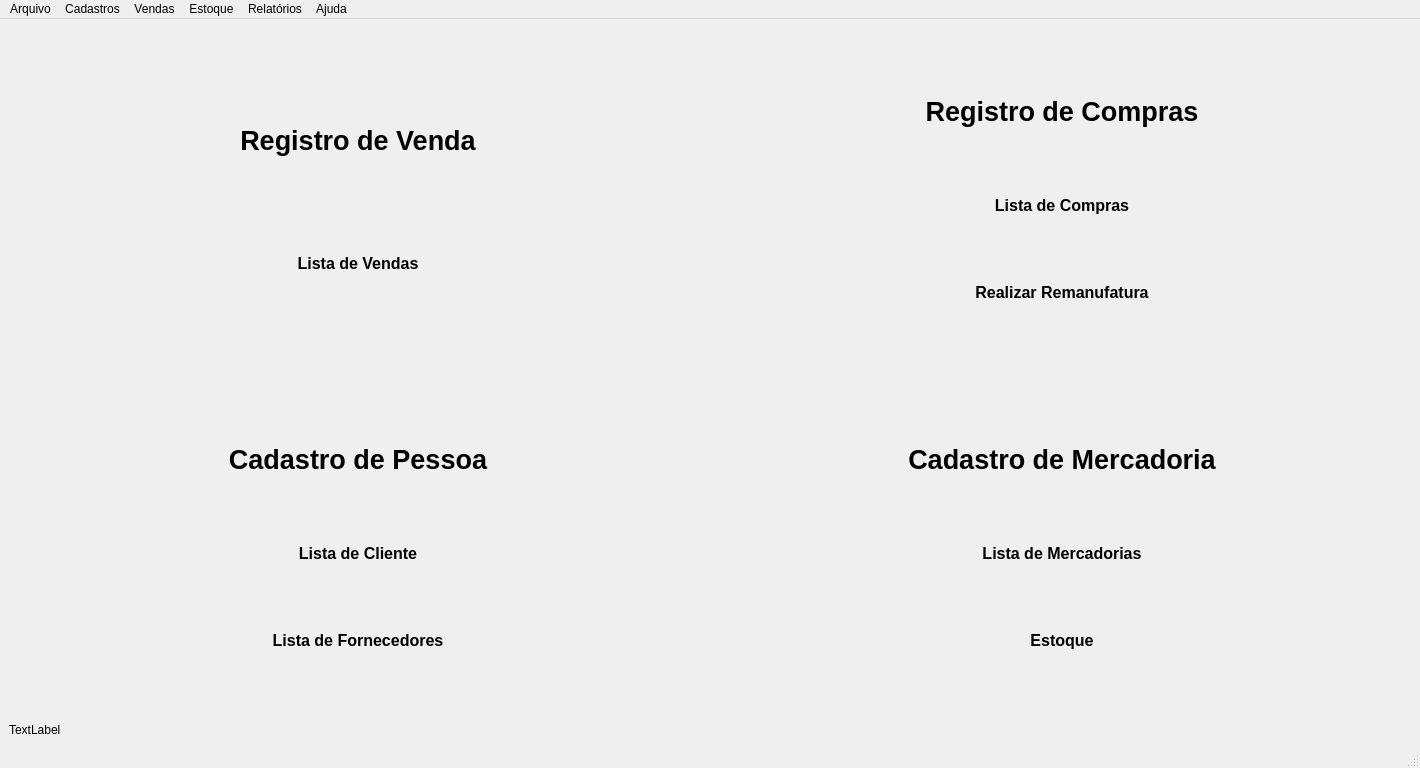
Before: the Qt Designer form Resources/UI/MainWindow.ui in Klubas/Projeto-SOAD, drawn with Qt 5.
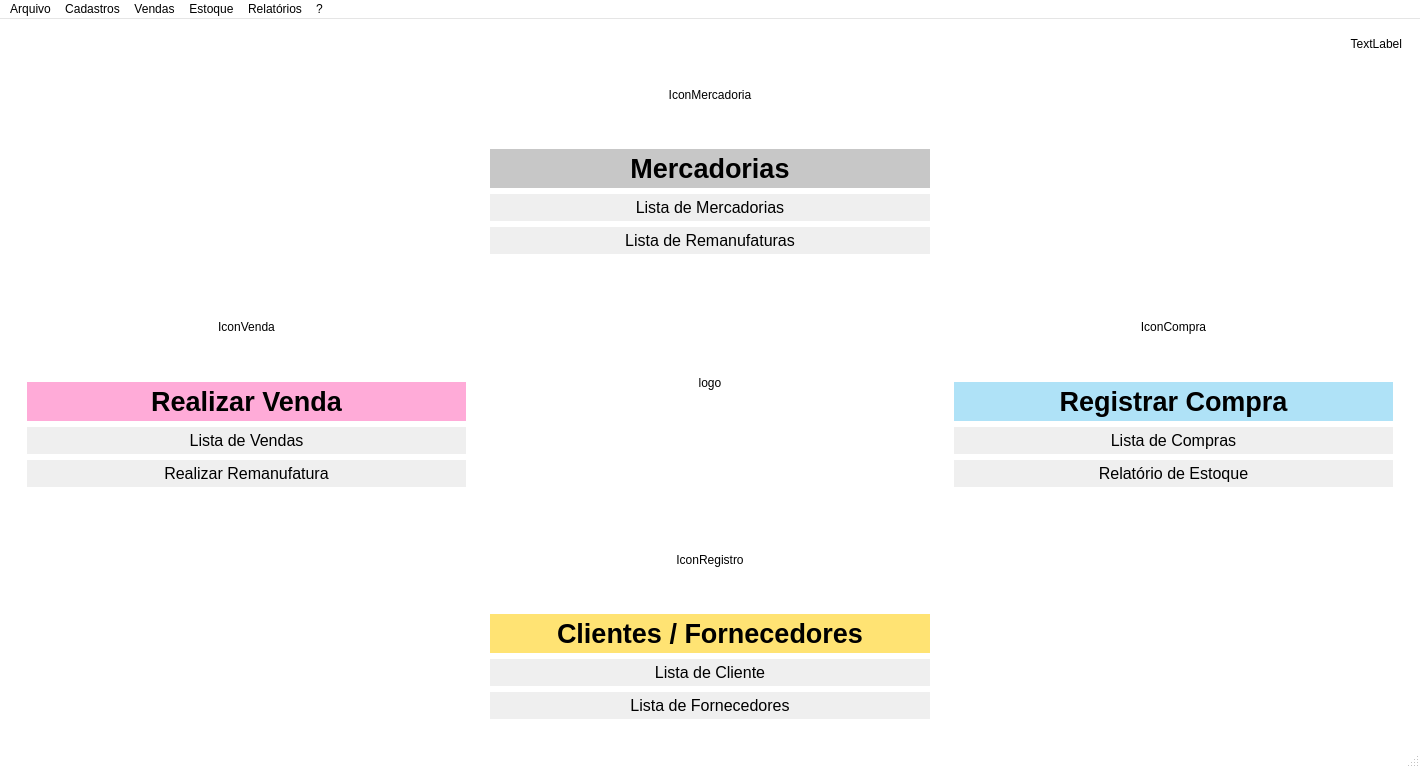
After: the same form once the commit is applied.

The edit to the form file:
```diff
--- a/Resources/UI/MainWindow.ui
+++ b/Resources/UI/MainWindow.ui
@@ -40,6 +40,97 @@
     <height>0</height>
    </size>
   </property>
+  <property name="palette">
+   <palette>
+    <active>
+     <colorrole role="Light">
+      <brush brushstyle="SolidPattern">
+       <color alpha="255">
+        <red>255</red>
+        <green>255</green>
+        <blue>127</blue>
+       </color>
+      </brush>
+     </colorrole>
+     <colorrole role="Base">
+      <brush brushstyle="SolidPattern">
+       <color alpha="255">
+        <red>255</red>
+        <green>255</green>
+        <blue>255</blue>
+       </color>
+      </brush>
+     </colorrole>
+     <colorrole role="Window">
+      <brush brushstyle="SolidPattern">
+       <color alpha="255">
+        <red>255</red>
+        <green>255</green>
+        <blue>255</blue>
+       </color>
+      </brush>
+     </colorrole>
+    </active>
+    <inactive>
+     <colorrole role="Light">
+      <brush brushstyle="SolidPattern">
+       <color alpha="255">
+        <red>255</red>
+        <green>255</green>
+        <blue>127</blue>
+       </color>
+      </brush>
+     </colorrole>
+     <colorrole role="Base">
+      <brush brushstyle="SolidPattern">
+       <color alpha="255">
+        <red>255</red>
+        <green>255</green>
+        <blue>255</blue>
+       </color>
+      </brush>
+     </colorrole>
+     <colorrole role="Window">
+      <brush brushstyle="SolidPattern">
+       <color alpha="255">
+        <red>255</red>
+        <green>255</green>
+        <blue>255</blue>
+       </color>
+      </brush>
+     </colorrole>
+    </inactive>
+    <disabled>
+     <colorrole role="Light">
+      <brush brushstyle="SolidPattern">
+       <color alpha="255">
+        <red>255</red>
+        <green>255</green>
+        <blue>127</blue>
+       </color>
+      </brush>
+     </colorrole>
+     <colorrole role="Base">
+      <brush brushstyle="SolidPattern">
+       <color alpha="255">
+        <red>255</red>
+        <green>255</green>
+        <blue>255</blue>
+       </color>
+      </brush>
+     </colorrole>
+     <colorrole role="Window">
+      <brush brushstyle="SolidPattern">
+       <color alpha="255">
+        <red>255</red>
+        <green>255</green>
+        <blue>255</blue>
+       </color>
+      </brush>
+     </colorrole>
+    </disabled>
+   </palette>
+  </property>
   <property name="focusPolicy">
    <enum>Qt::TabFocus</enum>
   </property>
@@ -59,15 +150,9 @@
    <enum>QTabWidget::Rounded</enum>
   </property>
   <widget class="QWidget" name="centralwidget">
-   <property name="sizePolicy">
-    <sizepolicy hsizetype="Expanding" vsizetype="Expanding">
-     <horstretch>0</horstretch>
-     <verstretch>0</verstretch>
-    </sizepolicy>
-   </property>
    <property name="minimumSize">
     <size>
-     <width>0</width>
+     <width>1418</width>
      <height>0</height>
     </size>
    </property>
@@ -77,76 +162,24 @@
    <layout class="QGridLayout" name="gridLayout_3">
     <item row="1" column="0">
      <layout class="QVBoxLayout" name="verticalLayout_2">
+      <property name="spacing">
+       <number>6</number>
+      </property>
+      <property name="leftMargin">
+       <number>9</number>
+      </property>
+      <property name="topMargin">
+       <number>9</number>
+      </property>
+      <property name="rightMargin">
+       <number>9</number>
+      </property>
+      <property name="bottomMargin">
+       <number>9</number>
+      </property>
       <item>
        <layout class="QGridLayout" name="gridLayout">
-        <item row="0" column="0">
-         <widget class="QFrame" name="frame_venda">
-          <property name="sizePolicy">
-           <sizepolicy hsizetype="Expanding" vsizetype="Expanding">
-            <horstretch>0</horstretch>
-            <verstretch>0</verstretch>
-           </sizepolicy>
-          </property>
-          <layout class="QVBoxLayout" name="verticalLayout">
-           <item>
-            <widget class="QPushButton" name="pushButton_venda">
-             <property name="sizePolicy">
-              <sizepolicy hsizetype="Maximum" vsizetype="Maximum">
-               <horstretch>0</horstretch>
-               <verstretch>0</verstretch>
-              </sizepolicy>
-             </property>
-             <property name="maximumSize">
-              <size>
-               <width>693</width>
-               <height>41</height>
-              </size>
-             </property>
-             <property name="font">
-              <font>
-               <pointsize>20</pointsize>
-               <weight>75</weight>
-               <bold>true</bold>
-              </font>
-             </property>
-             <property name="text">
-              <string>Registro de Venda</string>
-             </property>
-             <property name="autoRepeatDelay">
-              <number>298</number>
-             </property>
-             <property name="flat">
-              <bool>true</bool>
-             </property>
-            </widget>
-           </item>
-           <item>
-            <widget class="QPushButton" name="pushButton_lista_vendas">
-             <property name="font">
-              <font>
-               <pointsize>12</pointsize>
-               <weight>75</weight>
-               <bold>true</bold>
-              </font>
-             </property>
-             <property name="text">
-              <string>Lista de Vendas</string>
-             </property>
-             <property name="autoDefault">
-              <bool>true</bool>
-             </property>
-             <property name="default">
-              <bool>false</bool>
-             </property>
-             <property name="flat">
-              <bool>true</bool>
-             </property>
-            </widget>
-           </item>
-          </layout>
-         </widget>
-        </item>
-        <item row="0" column="1">
+        <item row="1" column="2">
          <widget class="QFrame" name="frame_compra">
           <property name="enabled">
            <bool>true</bool>
@@ -227,21 +260,74 @@
           <property name="frameShadow">
            <enum>QFrame::Plain</enum>
           </property>
-          <layout class="QVBoxLayout" name="verticalLayout_5">
+          <layout class="QVBoxLayout" name="verticalLayout">
+           <item>
+            <widget class="QLabel" name="label_icone_compra">
+             <property name="maximumSize">
+              <size>
+               <width>16777215</width>
+               <height>110</height>
+              </size>
+             </property>
+             <property name="text">
+              <string>IconCompra</string>
+             </property>
+             <property name="alignment">
+              <set>Qt::AlignCenter</set>
+             </property>
+            </widget>
+           </item>
            <item>
             <widget class="QPushButton" name="pushButton_compra">
              <property name="sizePolicy">
-              <sizepolicy hsizetype="Expanding" vsizetype="Expanding">
+              <sizepolicy hsizetype="Minimum" vsizetype="Fixed">
                <horstretch>0</horstretch>
                <verstretch>0</verstretch>
               </sizepolicy>
              </property>
              <property name="maximumSize">
               <size>
-               <width>693</width>
-               <height>41</height>
+               <width>16777215</width>
+               <height>16777215</height>
               </size>
              </property>
+             <property name="palette">
+              <palette>
+               <active>
+                <colorrole role="Button">
+                 <brush brushstyle="SolidPattern">
+                  <color alpha="255">
+                   <red>175</red>
+                   <green>226</green>
+                   <blue>247</blue>
+                  </color>
+                 </brush>
+                </colorrole>
+               </active>
+               <inactive>
+                <colorrole role="Button">
+                 <brush brushstyle="SolidPattern">
+                  <color alpha="255">
+                   <red>175</red>
+                   <green>226</green>
+                   <blue>247</blue>
+                  </color>
+                 </brush>
+                </colorrole>
+               </inactive>
+               <disabled>
+                <colorrole role="Button">
+                 <brush brushstyle="SolidPattern">
+                  <color alpha="255">
+                   <red>175</red>
+                   <green>226</green>
+                   <blue>247</blue>
+                  </color>
+                 </brush>
+                </colorrole>
+               </disabled>
+              </palette>
+             </property>
              <property name="font">
               <font>
                <pointsize>20</pointsize>
@@ -249,8 +335,11 @@
                <bold>true</bold>
               </font>
              </property>
+             <property name="autoFillBackground">
+              <bool>true</bool>
+             </property>
              <property name="text">
-              <string>Registro de Compras</string>
+              <string>Registrar Compra</string>
              </property>
              <property name="autoRepeatDelay">
               <number>298</number>
@@ -264,11 +353,15 @@
             <widget class="QPushButton" name="pushButton_lista_compras">
              <property name="font">
               <font>
+               <family>MS Shell Dlg 2</family>
                <pointsize>12</pointsize>
-               <weight>75</weight>
-               <bold>true</bold>
+               <weight>50</weight>
+               <bold>false</bold>
               </font>
              </property>
+             <property name="autoFillBackground">
+              <bool>true</bool>
+             </property>
              <property name="text">
               <string>Lista de Compras</string>
              </property>
@@ -284,16 +377,20 @@
             </widget>
            </item>
            <item>
-            <widget class="QPushButton" name="pushButton_remanufatura">
+            <widget class="QPushButton" name="pushButton_lista_estoque">
              <property name="font">
               <font>
+               <family>MS Shell Dlg 2</family>
                <pointsize>12</pointsize>
-               <weight>75</weight>
-               <bold>true</bold>
+               <weight>50</weight>
+               <bold>false</bold>
               </font>
              </property>
+             <property name="autoFillBackground">
+              <bool>true</bool>
+             </property>
              <property name="text">
-              <string>Realizar Remanufatura</string>
+              <string>Relatório de Estoque</string>
              </property>
              <property name="autoDefault">
               <bool>true</bool>
@@ -310,6 +407,22 @@
          </widget>
         </item>
         <item row="1" column="1">
+         <widget class="QLabel" name="label_logo">
+          <property name="frameShape">
+           <enum>QFrame::NoFrame</enum>
+          </property>
+          <property name="frameShadow">
+           <enum>QFrame::Raised</enum>
+          </property>
+          <property name="text">
+           <string>logo</string>
+          </property>
+          <property name="alignment">
+           <set>Qt::AlignCenter</set>
+          </property>
+         </widget>
+        </item>
+        <item row="0" column="1">
          <widget class="QFrame" name="frame_mercadoria">
           <property name="sizePolicy">
            <sizepolicy hsizetype="Expanding" vsizetype="Expanding">
@@ -318,20 +431,73 @@
            </sizepolicy>
           </property>
           <layout class="QVBoxLayout" name="verticalLayout_4">
+           <item>
+            <widget class="QLabel" name="label_icone_mercadoria">
+             <property name="maximumSize">
+              <size>
+               <width>16777215</width>
+               <height>110</height>
+              </size>
+             </property>
+             <property name="text">
+              <string>IconMercadoria</string>
+             </property>
+             <property name="alignment">
+              <set>Qt::AlignCenter</set>
+             </property>
+            </widget>
+           </item>
            <item>
             <widget class="QPushButton" name="pushButton_mercadoria">
              <property name="sizePolicy">
-              <sizepolicy hsizetype="Expanding" vsizetype="Expanding">
+              <sizepolicy hsizetype="Minimum" vsizetype="Fixed">
                <horstretch>0</horstretch>
                <verstretch>0</verstretch>
               </sizepolicy>
              </property>
              <property name="maximumSize">
               <size>
-               <width>693</width>
-               <height>41</height>
+               <width>16777215</width>
+               <height>16777215</height>
               </size>
              </property>
+             <property name="palette">
+              <palette>
+               <active>
+                <colorrole role="Button">
+                 <brush brushstyle="SolidPattern">
+                  <color alpha="255">
+                   <red>199</red>
+                   <green>199</green>
+                   <blue>199</blue>
+                  </color>
+                 </brush>
+                </colorrole>
+               </active>
+               <inactive>
+                <colorrole role="Button">
+                 <brush brushstyle="SolidPattern">
+                  <color alpha="255">
+                   <red>199</red>
+                   <green>199</green>
+                   <blue>199</blue>
+                  </color>
+                 </brush>
+                </colorrole>
+               </inactive>
+               <disabled>
+                <colorrole role="Button">
+                 <brush brushstyle="SolidPattern">
+                  <color alpha="255">
+                   <red>199</red>
+                   <green>199</green>
+                   <blue>199</blue>
+                  </color>
+                 </brush>
+                </colorrole>
+               </disabled>
+              </palette>
+             </property>
              <property name="font">
               <font>
                <pointsize>20</pointsize>
@@ -339,8 +505,11 @@
                <bold>true</bold>
               </font>
              </property>
+             <property name="autoFillBackground">
+              <bool>true</bool>
+             </property>
              <property name="text">
-              <string>Cadastro de Mercadoria</string>
+              <string>Mercadorias</string>
              </property>
              <property name="autoRepeatDelay">
               <number>298</number>
@@ -354,13 +523,14 @@
             <widget class="QPushButton" name="pushButton_lista_mercadoria">
              <property name="font">
               <font>
+               <family>MS Shell Dlg 2</family>
                <pointsize>12</pointsize>
-               <weight>75</weight>
-               <bold>true</bold>
+               <weight>50</weight>
+               <bold>false</bold>
               </font>
              </property>
-             <property name="toolTipDuration">
-              <number>2</number>
+             <property name="autoFillBackground">
+              <bool>true</bool>
              </property>
              <property name="text">
               <string>Lista de Mercadorias</string>
@@ -377,16 +547,20 @@
             </widget>
            </item>
            <item>
-            <widget class="QPushButton" name="pushButton_lista_estoque">
+            <widget class="QPushButton" name="pushButton_lista_remanufatura">
              <property name="font">
               <font>
+               <family>MS Shell Dlg 2</family>
                <pointsize>12</pointsize>
-               <weight>75</weight>
-               <bold>true</bold>
+               <weight>50</weight>
+               <bold>false</bold>
               </font>
              </property>
+             <property name="autoFillBackground">
+              <bool>true</bool>
+             </property>
              <property name="text">
-              <string>Estoque</string>
+              <string>Lista de Remanufaturas</string>
              </property>
              <property name="autoDefault">
               <bool>true</bool>
@@ -403,7 +577,161 @@
          </widget>
         </item>
         <item row="1" column="0">
-         <widget class="QFrame" name="frame_pessoa">
+         <widget class="QFrame" name="frame_venda">
+          <property name="sizePolicy">
+           <sizepolicy hsizetype="Expanding" vsizetype="Expanding">
+            <horstretch>0</horstretch>
+            <verstretch>0</verstretch>
+           </sizepolicy>
+          </property>
+          <layout class="QVBoxLayout" name="verticalLayout_6">
+           <item>
+            <widget class="QLabel" name="label_icone_venda">
+             <property name="maximumSize">
+              <size>
+               <width>16777215</width>
+               <height>110</height>
+              </size>
+             </property>
+             <property name="text">
+              <string>IconVenda</string>
+             </property>
+             <property name="alignment">
+              <set>Qt::AlignCenter</set>
+             </property>
+            </widget>
+           </item>
+           <item>
+            <widget class="QPushButton" name="pushButton_venda">
+             <property name="sizePolicy">
+              <sizepolicy hsizetype="Minimum" vsizetype="Fixed">
+               <horstretch>0</horstretch>
+               <verstretch>0</verstretch>
+              </sizepolicy>
+             </property>
+             <property name="maximumSize">
+              <size>
+               <width>16777215</width>
+               <height>16777215</height>
+              </size>
+             </property>
+             <property name="palette">
+              <palette>
+               <active>
+                <colorrole role="Button">
+                 <brush brushstyle="SolidPattern">
+                  <color alpha="255">
+                   <red>255</red>
+                   <green>171</green>
+                   <blue>216</blue>
+                  </color>
+                 </brush>
+                </colorrole>
+               </active>
+               <inactive>
+                <colorrole role="Button">
+                 <brush brushstyle="SolidPattern">
+                  <color alpha="255">
+                   <red>255</red>
+                   <green>171</green>
+                   <blue>216</blue>
+                  </color>
+                 </brush>
+                </colorrole>
+               </inactive>
+               <disabled>
+                <colorrole role="Button">
+                 <brush brushstyle="SolidPattern">
+                  <color alpha="255">
+                   <red>255</red>
+                   <green>171</green>
+                   <blue>216</blue>
+                  </color>
+                 </brush>
+                </colorrole>
+               </disabled>
+              </palette>
+             </property>
+             <property name="font">
+              <font>
+               <pointsize>20</pointsize>
+               <weight>75</weight>
+               <bold>true</bold>
+              </font>
+             </property>
+             <property name="autoFillBackground">
+              <bool>true</bool>
+             </property>
+             <property name="text">
+              <string>Realizar Venda</string>
+             </property>
+             <property name="autoRepeatDelay">
+              <number>298</number>
+             </property>
+             <property name="flat">
+              <bool>true</bool>
+             </property>
+            </widget>
+           </item>
+           <item>
+            <widget class="QPushButton" name="pushButton_lista_vendas">
+             <property name="font">
+              <font>
+               <family>MS Shell Dlg 2</family>
+               <pointsize>12</pointsize>
+               <weight>50</weight>
+               <bold>false</bold>
+              </font>
+             </property>
+             <property name="autoFillBackground">
+              <bool>true</bool>
+             </property>
+             <property name="text">
+              <string>Lista de Vendas</string>
+             </property>
+             <property name="autoDefault">
+              <bool>true</bool>
+             </property>
+             <property name="default">
+              <bool>false</bool>
+             </property>
+             <property name="flat">
+              <bool>true</bool>
+             </property>
+            </widget>
+           </item>
+           <item>
+            <widget class="QPushButton" name="pushButton_remanufatura">
+             <property name="font">
+              <font>
+               <family>MS Shell Dlg 2</family>
+               <pointsize>12</pointsize>
+               <weight>50</weight>
+               <bold>false</bold>
+              </font>
+             </property>
+             <property name="autoFillBackground">
+              <bool>true</bool>
+             </property>
+             <property name="text">
+              <string>Realizar Remanufatura</string>
+             </property>
+             <property name="autoDefault">
+              <bool>true</bool>
+             </property>
+             <property name="default">
+              <bool>false</bool>
+             </property>
+             <property name="flat">
+              <bool>true</bool>
+             </property>
+            </widget>
+           </item>
+          </layout>
+         </widget>
+        </item>
+        <item row="2" column="1">
+         <widget class="QWidget" name="widget_pessoa" native="true">
           <property name="sizePolicy">
            <sizepolicy hsizetype="Expanding" vsizetype="Expanding">
             <horstretch>0</horstretch>
@@ -411,20 +739,73 @@
            </sizepolicy>
           </property>
           <layout class="QVBoxLayout" name="verticalLayout_3">
+           <item>
+            <widget class="QLabel" name="label_icone_pessoa">
+             <property name="maximumSize">
+              <size>
+               <width>16777215</width>
+               <height>110</height>
+              </size>
+             </property>
+             <property name="text">
+              <string>IconRegistro</string>
+             </property>
+             <property name="alignment">
+              <set>Qt::AlignCenter</set>
+             </property>
+            </widget>
+           </item>
            <item>
             <widget class="QPushButton" name="pushButton_pessoa">
              <property name="sizePolicy">
-              <sizepolicy hsizetype="Maximum" vsizetype="Maximum">
+              <sizepolicy hsizetype="Minimum" vsizetype="Fixed">
                <horstretch>0</horstretch>
                <verstretch>0</verstretch>
               </sizepolicy>
              </property>
              <property name="maximumSize">
               <size>
-               <width>693</width>
-               <height>41</height>
+               <width>16777215</width>
+               <height>16777215</height>
               </size>
              </property>
+             <property name="palette">
+              <palette>
+               <active>
+                <colorrole role="Button">
+                 <brush brushstyle="SolidPattern">
+                  <color alpha="255">
+                   <red>255</red>
+                   <green>227</green>
+                   <blue>115</blue>
+                  </color>
+                 </brush>
+                </colorrole>
+               </active>
+               <inactive>
+                <colorrole role="Button">
+                 <brush brushstyle="SolidPattern">
+                  <color alpha="255">
+                   <red>255</red>
+                   <green>227</green>
+                   <blue>115</blue>
+                  </color>
+                 </brush>
+                </colorrole>
+               </inactive>
+               <disabled>
+                <colorrole role="Button">
+                 <brush brushstyle="SolidPattern">
+                  <color alpha="255">
+                   <red>255</red>
+                   <green>227</green>
+                   <blue>115</blue>
+                  </color>
+                 </brush>
+                </colorrole>
+               </disabled>
+              </palette>
+             </property>
              <property name="font">
               <font>
                <pointsize>20</pointsize>
@@ -432,8 +813,11 @@
                <bold>true</bold>
               </font>
              </property>
+             <property name="autoFillBackground">
+              <bool>true</bool>
+             </property>
              <property name="text">
-              <string>Cadastro de Pessoa</string>
+              <string>Clientes / Fornecedores</string>
              </property>
              <property name="autoRepeatDelay">
               <number>298</number>
@@ -447,11 +831,15 @@
             <widget class="QPushButton" name="pushButton_lista_clientes">
              <property name="font">
               <font>
+               <family>MS Shell Dlg 2</family>
                <pointsize>12</pointsize>
-               <weight>75</weight>
-               <bold>true</bold>
+               <weight>50</weight>
+               <bold>false</bold>
               </font>
              </property>
+             <property name="autoFillBackground">
+              <bool>true</bool>
+             </property>
              <property name="text">
               <string>Lista de Cliente</string>
              </property>
@@ -470,11 +858,15 @@
             <widget class="QPushButton" name="pushButton_lista_fornecedores">
              <property name="font">
               <font>
+               <family>MS Shell Dlg 2</family>
                <pointsize>12</pointsize>
-               <weight>75</weight>
-               <bold>true</bold>
+               <weight>50</weight>
+               <bold>false</bold>
               </font>
              </property>
+             <property name="autoFillBackground">
+              <bool>true</bool>
+             </property>
              <property name="text">
               <string>Lista de Fornecedores</string>
              </property>
@@ -492,15 +884,18 @@
           </layout>
          </widget>
         </item>
+        <item row="0" column="2">
+         <widget class="QLabel" name="label_logo_empresa">
+          <property name="text">
+           <string>TextLabel</string>
+          </property>
+          <property name="alignment">
+           <set>Qt::AlignRight|Qt::AlignTop|Qt::AlignTrailing</set>
+          </property>
+         </widget>
+        </item>
        </layout>
       </item>
-      <item>
-       <widget class="QLabel" name="label_background">
-        <property name="text">
-         <string>TextLabel</string>
-        </property>
-       </widget>
-      </item>
      </layout>
     </item>
    </layout>
@@ -566,7 +961,7 @@
    </widget>
    <widget class="QMenu" name="menuAjuda">
     <property name="title">
-     <string>Ajuda</string>
+     <string>?</string>
     </property>
     <addaction name="actionSobre"/>
    </widget>
```
Left out of the diff: 12 changed lines with no effect on the pictures.
